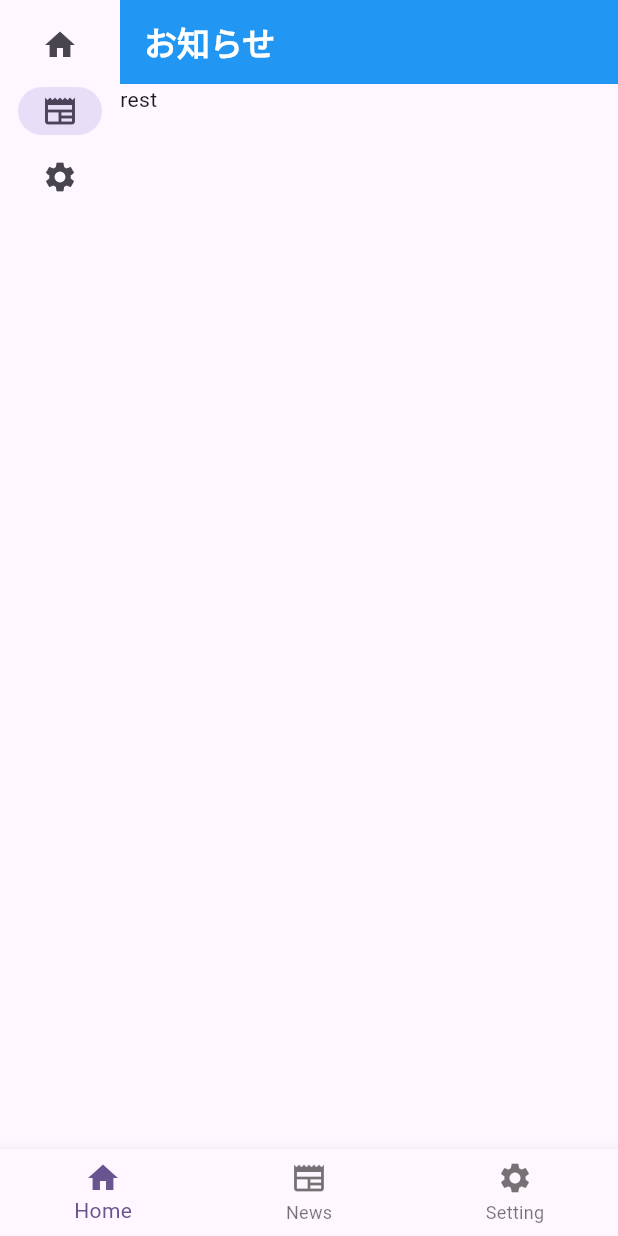
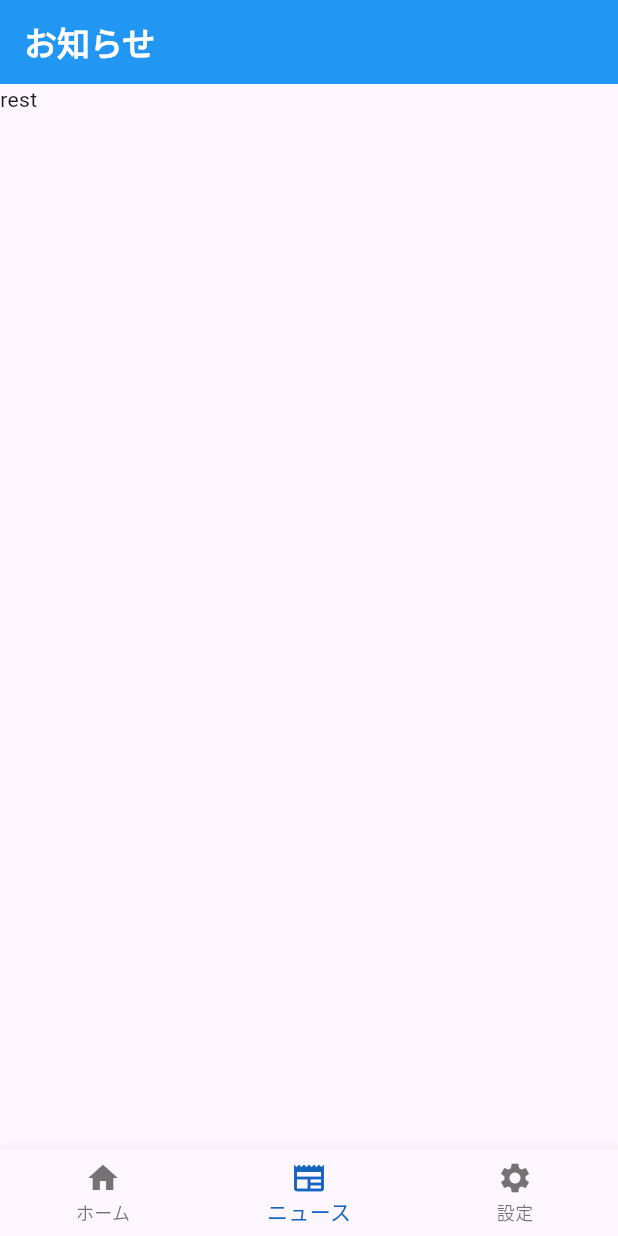
Before and after one commit to yabuki829/todoListApp, a Flutter app: the screen it shows after launch, item 2 of the bottom bar chosen, on a phone screen of 412 x 824 dp. Run offline on Flutter 3.47's test engine with Material 3 defaults, Android fonts, the phone set to English and light mode, and no system bars; our stand-ins replace freezed_annotation, go_router, riverpod_annotation; generated files the repository leaves out were written again.

Commit message:
feat: responsive

```diff
--- a/lib/views/BaseView.dart
+++ b/lib/views/BaseView.dart
@@ -14,25 +14,28 @@ class BaseView extends StatefulWidget {
 
 class _BaseViewState extends State<BaseView> {
   int _selectedIndex = 0;
+
   @override
   Widget build(BuildContext context) {
+    final double deviceWidth = MediaQuery.of(context).size.width;
     return Scaffold(
       body: Row(
         children: [
-          if (Responsive.isMobile(context)) ...[
+          if (deviceWidth >= Responsive.md.width) ...[
             NavigationRail(
+              extended: deviceWidth >= Responsive.lg.width,
               destinations: const <NavigationRailDestination>[
                 NavigationRailDestination(
                   icon: Icon(Icons.home),
-                  label: Text('Home'),
+                  label: Text('ホーム'),
                 ),
                 NavigationRailDestination(
                   icon: Icon(Icons.newspaper),
-                  label: Text('News'),
+                  label: Text('ニュース'),
                 ),
                 NavigationRailDestination(
                   icon: Icon(Icons.settings),
-                  label: Text('Settings'),
+                  label: Text('設定'),
                 ),
               ],
               selectedIndex: _selectedIndex,
@@ -56,32 +59,39 @@ class _BaseViewState extends State<BaseView> {
           Expanded(child: widget.child)
         ],
       ),
-      bottomNavigationBar: Responsive.isDesktop(context)
-          ? null
-          : BottomNavigationBar(
-              items: const [
-                  BottomNavigationBarItem(
-                      icon: Icon(Icons.home), label: "Home"),
-                  BottomNavigationBarItem(
-                      icon: Icon(Icons.newspaper), label: "News"),
-                  BottomNavigationBarItem(
-                      icon: Icon(Icons.settings), label: "Setting"),
-                ],
-              onTap: (index) {
-                setState(
-                  () {
+      bottomNavigationBar: deviceWidth < Responsive.md.width
+          ? BottomNavigationBar(
+              currentIndex: _selectedIndex,
+              selectedItemColor: Colors.blue[800],
+              onTap: (int index) {
+                setState(() {
                   _selectedIndex = index;
                   switch (_selectedIndex) {
                     case 0:
                       context.go('/');
                     case 1:
-                        context.go("/news");
+                      context.go('/news');
                     case 2:
-                        context.go("/settings");
+                      context.go('/settings');
                   }
+                });
               },
-                );
-              }),
+              items: const <BottomNavigationBarItem>[
+                BottomNavigationBarItem(
+                  icon: Icon(Icons.home),
+                  label: 'ホーム',
+                ),
+                BottomNavigationBarItem(
+                  icon: Icon(Icons.newspaper),
+                  label: 'ニュース',
+                ),
+                BottomNavigationBarItem(
+                  icon: Icon(Icons.settings),
+                  label: '設定',
+                ),
+              ],
+            )
+          : null,
     );
   }
 }
```
Also changed, not shown: lib/responsive.dart (+8 -34 lines), lib/views/LoginView.dart (+24 -7 lines). Lines whose indentation alone changed are shown as unchanged.
